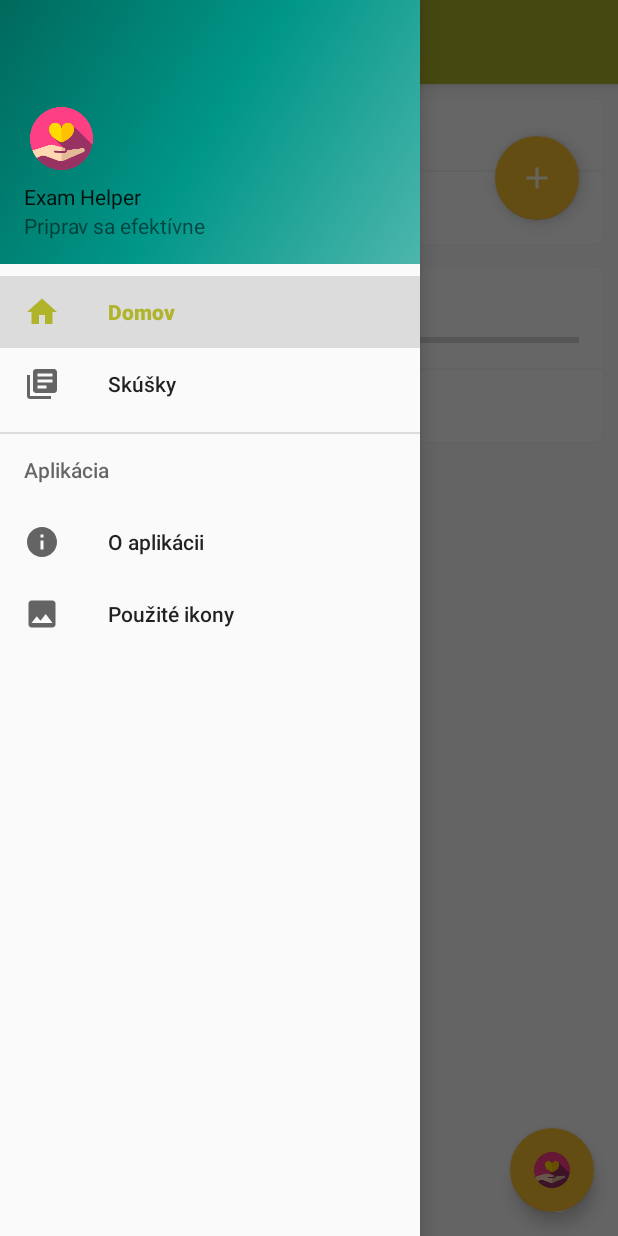
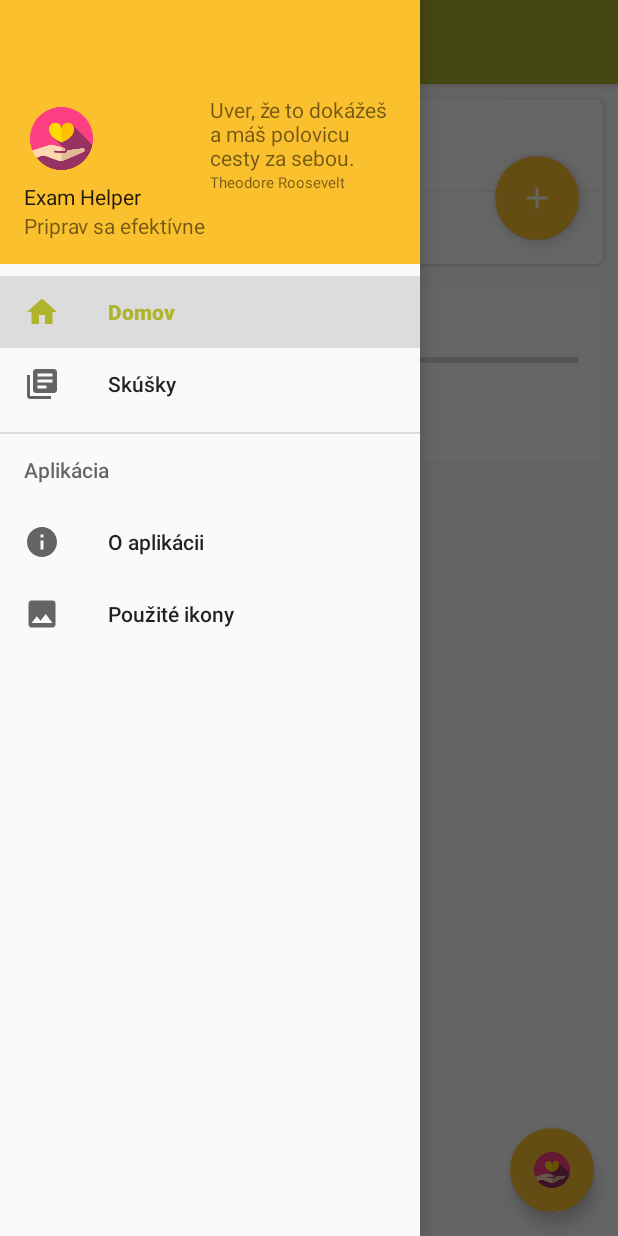
Before and after one commit to monsfaith/BachelorAndroid, an Android app: the screen it shows after launch (MainViewActivity), with the side drawer open, on a phone screen of 412 x 824 dp. Run offline under Robolectric (Android 15) with nearby library versions, the phone set to English and light mode, and no system bars; libraries missing offline, so code that uses them is left out: com.crashlytics.android, com.daimajia.androidanimations, io.fabric.sdk; 4 statements that could not run were skipped.

Commit message:
pomaly4.8

```diff
--- a/app/src/main/java/running/java/mendelu/cz/bakalarskapraca/MainOverviewFragment.java
+++ b/app/src/main/java/running/java/mendelu/cz/bakalarskapraca/MainOverviewFragment.java
@@ -82,6 +82,7 @@ public class MainOverviewFragment extends Fragment{
     private Plan eveningPlan;
     private TextView actualPlanTextView;
     private TextView textDate;
+    private TextView noExamsToday;
 
 
     public MainOverviewFragment() {
@@ -110,6 +111,7 @@ public class MainOverviewFragment extends Fragment{
         actualPlanTextView = (TextView) view.findViewById(R.id.actualPlanTextView);
         progressBarReview = (ProgressBar) view.findViewById(R.id.progressBarReview);
         textDate = (TextView) view.findViewById(R.id.textDateToday);
+        noExamsToday = (TextView) view.findViewById(R.id.noExamsToday);
 
         SimpleDateFormat sdf = new SimpleDateFormat("dd.MM.yyyy");
         textDate.setText(sdf.format(System.currentTimeMillis()));
@@ -123,6 +125,7 @@ public class MainOverviewFragment extends Fragment{
             createMorningHabits();
             createLunchHabits();
             createEveningHabits();
+            createOtherHabits();
             //setDatabasePlanTimeDaily();
 
             //DAVAM len docasne prec
@@ -133,6 +136,10 @@ public class MainOverviewFragment extends Fragment{
             morningPlan = planMainRepository.getByType(2);
             lunchPlan = planMainRepository.getByType(3);
             eveningPlan = planMainRepository.getByType(4);
+        }
+
+        if (examMainRepository.getExamResultsList(System.currentTimeMillis()).size() == 0){
+            noExamsToday.setVisibility(View.VISIBLE);
         }
 
 
@@ -256,14 +263,24 @@ public class MainOverviewFragment extends Fragment{
         AlarmManager alarmManager = (AlarmManager) getActivity().getSystemService(Context.ALARM_SERVICE);
 
         Calendar calendar = Calendar.getInstance();
+        Calendar threeHours = Calendar.getInstance();
 
         if (examMainRepository.getClosestExam() != null) {
             long date = examMainRepository.getClosestExam().getDate().getTime();
             calendar.setTimeInMillis(date);
             calendar.add(Calendar.HOUR_OF_DAY, -8);
-            if (alarmManager != null){
-                Toast.makeText(getActivity(),"Sleep notif o " + new SimpleDateFormat("dd.MM.yyyy HH:mm").format(calendar.getTimeInMillis()), Toast.LENGTH_SHORT).show();
-                alarmManager.setInexactRepeating(AlarmManager.RTC_WAKEUP, calendar.getTimeInMillis(), AlarmManager.INTERVAL_DAY, pendingIntent );
+            threeHours.setTimeInMillis(date);
+            threeHours.set(Calendar.HOUR, 2);
+            threeHours.set(Calendar.MINUTE, 0);
+            if (threeHours.after(calendar.getTimeInMillis())) {
+
+
+                if (alarmManager != null) {
+                    Toast.makeText(getActivity(), "Sleep notif o " + new SimpleDateFormat("dd.MM.yyyy HH:mm").format(calendar.getTimeInMillis()), Toast.LENGTH_SHORT).show();
+                    if (System.currentTimeMillis() < calendar.getTimeInMillis()) {
+                        alarmManager.setInexactRepeating(AlarmManager.RTC_WAKEUP, calendar.getTimeInMillis(), AlarmManager.INTERVAL_DAY, pendingIntent);
+                    }
+                }
             }
         }
 
@@ -419,6 +436,9 @@ public class MainOverviewFragment extends Fragment{
         lunchPlan = planMainRepository.getByType(3);
         eveningPlan = planMainRepository.getByType(4);
         loadListView();
+        if (examMainRepository.getExamResultsList(System.currentTimeMillis()).size() != 0){
+            noExamsToday.setVisibility(View.GONE);
+        }
 
     }
 
@@ -431,9 +451,9 @@ public class MainOverviewFragment extends Fragment{
     }
 
 
-    private Cursor getExamResults(){
+    /*private Cursor getExamResults(){
         return database.rawQuery("SELECT e.*, s.name, s.color FROM exam e left join subject s on e.subject_id = s._id where e.date > ? AND e.date < ?",new String[]{String.valueOf(System.currentTimeMillis()), String.valueOf(getTodayEnd())});
-    }
+    }*/
 
 
     private void init(){
@@ -588,43 +608,33 @@ public class MainOverviewFragment extends Fragment{
     private void createOtherHabits(){
         Habit bellyBreathing = new Habit("Dýchanie bruchom","Jednu ruku si polož na brucho a druhú na hrudník. Snaž sa svoj dych smerovať na brucho, aby sa tvoja ruka na bruchu pohybovala a ruka na hrudníku zostala bez pohybu. Kontrolované dýchanie pomáha uvoľňovať stres a napätie. ", "Snaž sa sústrediť na svoje dýchanie a vydychovať do brucha. ","nose",1);
         long idBelly = habitMainRepository.insert(bellyBreathing);
-        planMainRepository.insertAssociaton(new PlanHabitAssociation(idBelly,1));
 
         Habit breathing = new Habit("Dýchanie","Kontrolované dýchanie pomáha uvoľňovať stres a napätie. Pri vydychovaní si skús predstaviť, ako sa tvoje telo zbavuje všetkého negatívneho a stáva sa uvoľneným. Vydychovanie by malo trvať 2x viac ako nádych a zvyčajná dĺžka trvania relaxácie je 2-3 minúty.", "Zbav sa negativity. Nech je tvoj výdych 2x dlhší ako nádych. ", "lungs",1);
         long idBreathing = habitMainRepository.insert(breathing);
-        planMainRepository.insertAssociaton(new PlanHabitAssociation(idBreathing,1));
 
         Habit muscle = new Habit("Relaxácia svalov","Snaž sa uvoľňovať a napínať jednotlivé svaly a pritom sa na túto činnosť sústreďovať. Začni buď od hlavy až k päte, alebo naopak. Cieľom je uvoľniť nepotrebné napätie v tele. ", "Uvoľni si nepotrebné napätie v tele napínaním a uvoľňovaním jednotlivých svalov.", "lotusposition", 1);
         long idMuscle = habitMainRepository.insert(muscle);
-        planMainRepository.insertAssociaton(new PlanHabitAssociation(idMuscle,1));
 
         Habit imagine = new Habit("Predstav si","Vizualizovanie si príjemného miesta alebo situácie rovnako patrí medzi osvedčené meditačné a relaxačné techniky. Súčasťou účinného vykonania je zapojiť čo najviac zmyslov. ", "Predstav si obľúbené miesto alebo situáciu, zapoj čo najviac zmyslov a uvoľni napätie. ", "beach",1);
         long idImagine = habitMainRepository.insert(imagine);
-        planMainRepository.insertAssociaton(new PlanHabitAssociation(idImagine,1));
 
         Habit exercise = new Habit("Cvičenie", "Cvičenie má pozitívny vplyv na zmierňovanie únavy, zlepšovanie ostražitosti a sústredenia, a celkovo na lepšiu funkčnosť kognitívnych funkcií. Cvičením sa uvoľňujú endorfíny, a naopak sa znižuje úroveň stresových hormónov. Nie je nutné cvičiť do úplného vyčerpania, stačí primerane rozhýbať svoje telo", "Rozhýb svoje telo, či už náročnejším workoutom alebo jemným pretiahnutím svalov. Sústreď sa na telo.", "exercise",1);
         long idExercise = habitMainRepository.insert(exercise);
-        planMainRepository.insertAssociaton(new PlanHabitAssociation(idExercise,1));
 
         Habit animal = new Habit("Domáci maznáčik", "Zvieratá pomáhajú ľuďom uvoľňovať bolesť, stres, úzkosť, napätie či únavu. Rôzne štúdie preukázali, že prítomnosť zvieraťa v domácnostiach redukovala úroveň stresu u ľudí, na ktorých vplývali rôzne stresory.","Ak máš zviera, povenuj sa mu krátku chvíľu. ", "dog", 1);
         long idAnimal = habitMainRepository.insert(animal);
-        planMainRepository.insertAssociaton(new PlanHabitAssociation(idAnimal,1));
 
         Habit classicalMusic = new Habit("Klasická hudba", "Doktor Kevin Labar sa vyjadril, že klasická hudba dokáže zlepšiť intelektuálny výkon. Jej počúvaním sa v tele vytvára upokojujúci pocit spojený s uvoľňovaním dopamínu a znižovaním úrovne stresových hormónov, čo v konečnom dôsledku vytvára pokojnú náladu a stav mysle.", "Počúvaním klasickej hudby sa zvyšuje aktivita génov súvisiacich s učením, pamäťou či uvoľňovaním dobrých hormónov", "music",1);
         long idMusic = habitMainRepository.insert(classicalMusic);
-        planMainRepository.insertAssociaton(new PlanHabitAssociation(idMusic,1));
 
         Habit humor = new Habit("Humor","Úsmev a smiech sú dobrými životabudičmi a zdrojmi energie. Každý deň si nájdi spôsoby, ako sa dať rozosmiať a považuj to za nutnú súčasť dňa.", "Nájdi si zdroj zábavy, ktorý ťa pobaví a uvoľní. Smiech lieči. ", "laughing",1);
         long idHumor = habitMainRepository.insert(humor);
-        planMainRepository.insertAssociaton(new PlanHabitAssociation(idHumor,1));
 
         Habit coloring = new Habit("Vyfarbovanie", "Vyfarbovanie, či už vo forme antistresových omaľovániek alebo inej formy, má značný vplyv na obmedzenie prítomnosti negatívnych myšlienok a je zdrojom oddychu. Pravidelné vymaľovávanie podporuje kreativitu, logiku a uvoľňuje stres.", "Pravidelné vymaľovávanie podporuje kreativitu, logiku a uvoľňuje stres.", "color",1);
         long idColoring = habitMainRepository.insert(coloring);
-        planMainRepository.insertAssociaton(new PlanHabitAssociation(idColoring,1));
 
         Habit notice = new Habit("Všímavosť", "Byť všímamým, pozorovať okolie i svoje pocity je súčasťou relaxačných techník vedúcich k uvoľňovaniu stresu. Cieľom je zamerať sa na súčasné okamihy namiesto venovania pozornosti strachom o budúcnosť. Účelom je zamerať sa na svoj dych, následne na zvuky, myšlienky, bez ohľadu na to, či sú dobré, alebo zlé. ", "Zameraj na sa na myšlienky, zvuky, dych. Zacieľ svoje sústredenie na prítomný okamih.", "observe", 1);
         long idNotice = habitMainRepository.insert(notice);
-        planMainRepository.insertAssociaton(new PlanHabitAssociation(idNotice,1));
 
         //Habit coffee =
 
@@ -634,15 +644,13 @@ public class MainOverviewFragment extends Fragment{
 
         Habit friends = new Habit("Rodina a priatelia", "Stretnutie s blízkymi osobami redukuje uvoľňovanie stresového hormónu v ťažkých situáciách v porovnaní so situáciami, keď blízky priateľ nebol prítomný.", "Venuj čas blízkej osobe.", "friends",1);
         long idFriends = habitMainRepository.insert(friends);
-        planMainRepository.insertAssociaton(new PlanHabitAssociation(idFriends,1));
 
         Habit walking = new Habit("Prechádzka", "Štúdie na Stanfordskej univerzite preukázali, že prechádzanie sa zvyšuje kreativitu. Nie je dôležité prostredie, ale samotný akt prechádzania sa. Ak je to však možné, pokús sa stráviť krátky čas i prechádzkou na čerstvom vzduchu. Príroda má značný vplyv na zníženie hladiny stresu. ","Prechádzanie sa podporuje kreativitu. ", "walking", 1);
 
         //Habit call
 
-        Habit reading = new Habit("Čítanie","Na zníženie hladiny stresu má významný účinok i čítanie kníh, ktoré navyše pomáhajú zlepšovať predstavivosť, napomáhajú k lepšiemu a kvalitnejšiemu spánku, a rovnako čítanie ukázalo priaznivý vplyv na predchádzanie problémov s výskytom Alzheimerovej choroby.", "Napomáha k zlepšeniu predstavivosti a kvalitnejšiemu spánku.", "book",1);
+        Habit reading = new Habit("Čítanie","Na zníženie hladiny stresu má významný účinok i čítanie kníh, ktoré navyše pomáhajú zlepšovať predstavivosť, napomáhajú k lepšiemu a kvalitnejšiemu spánku, a rovnako čítanie ukázalo priaznivý vplyv na predchádzanie problémov s výskytom Alzheimerovej choroby.", "Napomáha k zlepšeniu predstavivosti a kvalitnejšiemu spánku.", "book128",1);
         long idReading = habitMainRepository.insert(reading);
-        planMainRepository.insertAssociaton(new PlanHabitAssociation(idReading,1));
 
 
 
--- a/app/src/main/java/running/java/mendelu/cz/bakalarskapraca/ResultsFragment.java
+++ b/app/src/main/java/running/java/mendelu/cz/bakalarskapraca/ResultsFragment.java
@@ -10,6 +10,7 @@ import android.support.v7.widget.RecyclerView;
 import android.view.LayoutInflater;
 import android.view.View;
 import android.view.ViewGroup;
+import android.widget.ImageView;
 import android.widget.TextView;
 import android.widget.Toast;
 
@@ -32,7 +33,7 @@ public class ResultsFragment extends Fragment {
     private MainOpenHelper mainOpenHelper;
     private SQLiteDatabase database;
     private TextView noExams;
-
+    private ImageView noExamsImage;
 
     public ResultsFragment() {
         // Required empty public constructor
@@ -47,12 +48,14 @@ public class ResultsFragment extends Fragment {
         examMainRepository = new ExamMainRepository(getContext());
         recyclerView = (RecyclerView) view.findViewById(R.id.recyclerViewResults);
         noExams = (TextView) view.findViewById(R.id.noExams);
+        noExamsImage = (ImageView) view.findViewById(R.id.noExamImage);
         Toast.makeText(getActivity(), "ja som skuska", Toast.LENGTH_SHORT).show();
 
         //resultAdapter = new ResultAdapter(getActivity(),getResults());
 
         if (getResults().size() == 0){
             noExams.setVisibility(View.VISIBLE);
+            noExamsImage.setVisibility(View.VISIBLE);
         }
 
         mainOpenHelper = new MainOpenHelper(getActivity());
--- a/app/src/main/java/running/java/mendelu/cz/bakalarskapraca/db/ExamNotificationAdapter.java
+++ b/app/src/main/java/running/java/mendelu/cz/bakalarskapraca/db/ExamNotificationAdapter.java
@@ -131,7 +131,7 @@ public class ExamNotificationAdapter extends RecyclerView.Adapter<ExamNotificati
 
                         holder.examDays.setText(actualDays + "/" + wantedDays);
 
-                        Toast.makeText(context, "checknute" + count, Toast.LENGTH_SHORT).show();
+                        //Toast.makeText(context, "checknute" + count, Toast.LENGTH_SHORT).show();
                     } else {
                         count = count + 1;
                     }
@@ -146,7 +146,7 @@ public class ExamNotificationAdapter extends RecyclerView.Adapter<ExamNotificati
                     if (count > 0) {
                         count = count - 1;
                     }
-                    Toast.makeText(context, "nechecknute" + count, Toast.LENGTH_SHORT).show();
+                    //Toast.makeText(context, "nechecknute" + count, Toast.LENGTH_SHORT).show();
 
                 }
             }
--- a/app/src/main/java/running/java/mendelu/cz/bakalarskapraca/db/MainOpenHelper.java
+++ b/app/src/main/java/running/java/mendelu/cz/bakalarskapraca/db/MainOpenHelper.java
@@ -15,7 +15,7 @@ import java.util.Date;
 public class MainOpenHelper extends SQLiteOpenHelper {
 
     private static final String DATABASE_NAME = "main.db";
-    private static final int DATABASE_VERSION = 60;
+    private static final int DATABASE_VERSION = 62;
 
     public MainOpenHelper(Context context) {
         super(context, DATABASE_NAME, null, DATABASE_VERSION);
--- a/app/src/main/res/layout/activity_detail_card_one.xml
+++ b/app/src/main/res/layout/activity_detail_card_one.xml
@@ -51,6 +51,8 @@
                 android:layout_height="wrap_content" />
 
 
+
+
             <TextView
                 android:id="@+id/textDate"
                 android:layout_width="wrap_content"
--- a/app/src/main/res/layout/activity_detail_card_two.xml
+++ b/app/src/main/res/layout/activity_detail_card_two.xml
@@ -30,7 +30,7 @@
                 android:layout_marginStart="16dp"
                 android:layout_marginTop="8dp"
                 android:text="@string/zajtra"
-                android:textAppearance="@android:style/TextAppearance.Material.Headline" />
+                android:textAppearance="@android:style/TextAppearance.Material.Large" />
 
             <!--<ListView
                 android:id="@+id/listView3"
@@ -47,6 +47,8 @@
                 android:paddingTop="8dp"
                 android:layout_width="wrap_content"
                 android:layout_height="wrap_content" />
+
+
 
             <TextView
                 android:id="@+id/textDateTomorrow"
--- a/app/src/main/res/layout/activity_main_card_one.xml
+++ b/app/src/main/res/layout/activity_main_card_one.xml
@@ -40,14 +40,31 @@
                 android:layout_alignStart="@+id/todayView"
                 android:layout_below="@+id/todayView"
                 android:layout_marginTop="12dp" />-->
+            <RelativeLayout
+                android:layout_width="wrap_content"
+                android:layout_below="@id/todayView"
+                android:id="@+id/relativeLayout"
+                android:layout_height="wrap_content">
 
             <android.support.v7.widget.RecyclerView
                 android:id="@+id/mainViewExamRecyclerView"
-                android:layout_below="@id/todayView"
                 android:paddingLeft="16dp"
                 android:paddingTop="8dp"
                 android:layout_width="wrap_content"
                 android:layout_height="wrap_content" />
+
+            <TextView
+                android:layout_width="wrap_content"
+                android:layout_height="wrap_content"
+                android:id="@+id/noExamsToday"
+                android:layout_centerInParent="true"
+                android:gravity="center"
+                android:text="Dnes ťa nečakajú žiadne skúšky."
+                android:textSize="15dp"
+                android:visibility="invisible"
+                android:textAppearance="@android:style/TextAppearance.Material.Caption" />
+
+            </RelativeLayout>
 
             <!--<ListView
                 android:id="@+id/otherStudyListView"
@@ -61,7 +78,7 @@
                 android:id="@+id/textDateToday"
                 android:layout_width="wrap_content"
                 android:layout_height="wrap_content"
-                android:layout_above="@+id/mainViewExamRecyclerView"
+                android:layout_above="@+id/relativeLayout"
                 android:layout_alignParentStart="true"
                 android:layout_alignParentTop="true"
                 android:layout_marginTop="12dp"
@@ -74,7 +91,7 @@
                 android:id="@+id/buttonMoreee"
                 android:layout_width="match_parent"
                 android:layout_height="wrap_content"
-                android:layout_below="@+id/mainViewExamRecyclerView"
+                android:layout_below="@+id/relativeLayout"
                 android:background="@color/cardview_light_background"
                 android:gravity="start|center"
                 android:onClick="detailShow"
--- a/app/src/main/res/layout/nav_header_navigation_main.xml
+++ b/app/src/main/res/layout/nav_header_navigation_main.xml
@@ -1,9 +1,9 @@
 <?xml version="1.0" encoding="utf-8"?>
-<LinearLayout xmlns:android="http://schemas.android.com/apk/res/android"
+<RelativeLayout xmlns:android="http://schemas.android.com/apk/res/android"
     xmlns:app="http://schemas.android.com/apk/res-auto"
     android:layout_width="match_parent"
     android:layout_height="@dimen/nav_header_height"
-    android:background="@drawable/side_nav_bar"
+    android:background="@color/yellow_700"
     android:gravity="bottom"
     android:orientation="vertical"
     android:paddingBottom="@dimen/activity_vertical_margin"
@@ -11,6 +11,12 @@
     android:paddingRight="@dimen/activity_horizontal_margin"
     android:paddingTop="@dimen/activity_vertical_margin"
     android:theme="@style/AppTheme">
+
+    <View
+        android:id="@+id/strut"
+        android:layout_width="0dp"
+        android:layout_height="0dp"
+        android:layout_centerHorizontal="true" />
 
     <ImageView
         android:id="@+id/imageView"
@@ -23,13 +29,40 @@
         android:layout_width="match_parent"
         android:layout_height="wrap_content"
         android:paddingTop="@dimen/nav_header_vertical_spacing"
+        android:layout_below="@id/imageView"
+        android:id="@+id/examHelper"
         android:text="Exam Helper"
         android:textAppearance="@style/TextAppearance.AppCompat.Body1" />
 
     <TextView
         android:id="@+id/textView"
         android:layout_width="wrap_content"
+        android:layout_below="@id/examHelper"
         android:layout_height="wrap_content"
         android:text="Priprav sa efektívne" />
 
-</LinearLayout>
+    <TextView
+    android:id="@+id/quote"
+    android:layout_width="wrap_content"
+    android:layout_height="wrap_content"
+        android:layout_alignLeft="@id/strut"
+        android:layout_alignParentRight="true"
+        android:layout_alignRight="@id/textView"
+
+    android:text="Uver, že to dokážeš a máš polovicu cesty za sebou. " />
+
+    <TextView
+        android:id="@+id/author2"
+        android:layout_width="wrap_content"
+        android:layout_height="wrap_content"
+        android:layout_below="@id/quote"
+        android:layout_alignLeft="@id/strut"
+        android:layout_alignParentRight="true"
+        android:layout_alignRight="@id/textView"
+        android:textSize="10sp"
+        android:text="Theodore Roosevelt" />
+
+
+
+
+</RelativeLayout>
--- a/app/src/main/res/layout/row_daily_exam_layout.xml
+++ b/app/src/main/res/layout/row_daily_exam_layout.xml
@@ -21,6 +21,7 @@
         android:layout_height="wrap_content"
         android:layout_toRightOf="@id/iconExam"
         android:paddingLeft="10dp"
+        android:textStyle="bold"
         android:paddingTop="10dp"
         android:text="TextView"
         android:textAppearance="@android:style/TextAppearance.Material.Medium" />
--- a/build.gradle
+++ b/build.gradle
@@ -23,7 +23,9 @@ allprojects {
             url "https://maven.google.com"
         }
         maven { url 'https://maven.fabric.io/public' }
+        maven { url 'https://jitpack.io' }
         google()
+
     }
 }
 
```
Also changed, not shown: app/build.gradle (+8 -2 lines), app/src/main/java/running/java/mendelu/cz/bakalarskapraca/CreateExamActivity.java (+12 -1 lines), app/src/main/java/running/java/mendelu/cz/bakalarskapraca/db/HabitToChooseAdapter.java (+12 -4 lines), app/src/main/java/running/java/mendelu/cz/bakalarskapraca/notifications/receivers/SleepReceiver.java (+15 -5 lines), app/src/main/res/drawable/ic_clear_black_24dp.xml (added, +9 -0 lines), app/src/main/res/layout/activity_notification.xml (+15 -0 lines), app/src/main/res/layout/dialog_time_picker.xml (+12 -4 lines), app/src/main/res/layout/fragment_results.xml (+15 -4 lines), app/src/main/res/drawable-xhdpi/book128.png (added).
